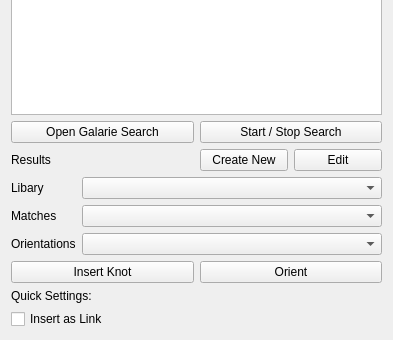
This is freecad/FramesAndNodes/resources/panels/TaskFramesAndKnotsKnotPlacer.ui in Creymore/FramesAndNodes as Qt 5 draws it before an edit; both pictures show x 0 to 393 and y 178 to 518 of the 393 by 518 pixel window. The edited form follows.
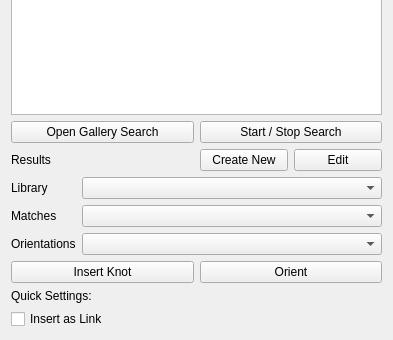
This is the edited form.

Commit message: Removed unused Code

What changed in the file:
```diff
--- a/freecad/FramesAndNodes/resources/panels/TaskFramesAndKnotsKnotPlacer.ui
+++ b/freecad/FramesAndNodes/resources/panels/TaskFramesAndKnotsKnotPlacer.ui
@@ -93,7 +93,7 @@
        <item>
         <widget class="QPushButton" name="OpenGalerieSearch">
          <property name="text">
-          <string>Open Galarie Search</string>
+          <string>Open Gallery Search</string>
          </property>
         </widget>
        </item>
@@ -150,7 +150,7 @@
        <item>
         <widget class="QLabel" name="label_5">
          <property name="text">
-          <string>Libary</string>
+          <string>Library</string>
          </property>
         </widget>
        </item>
```
Left out of the diff: 2 changed lines with no effect on the pictures. The commit also changes 2 other files.
